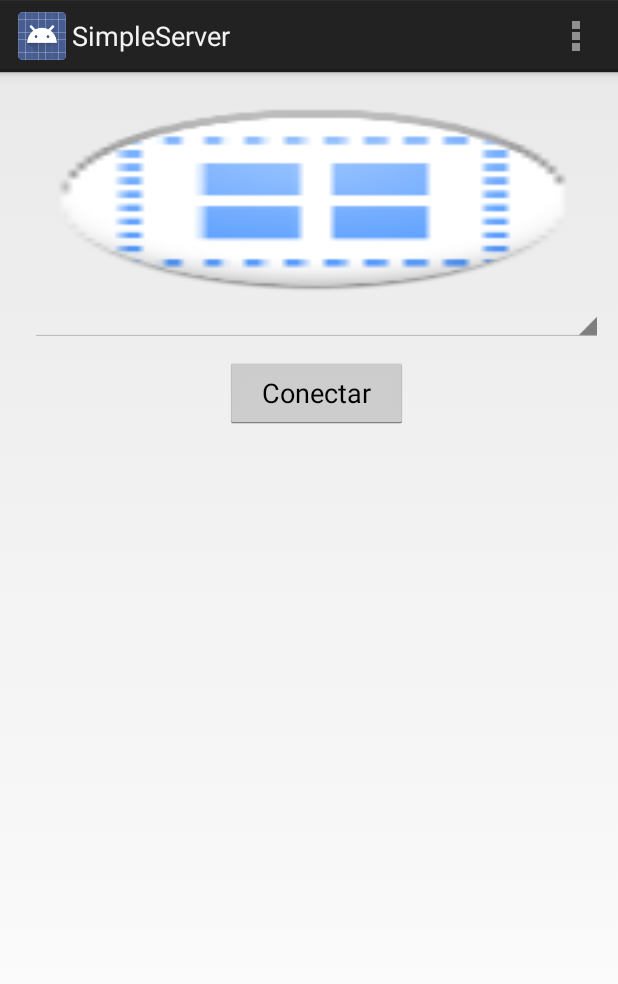
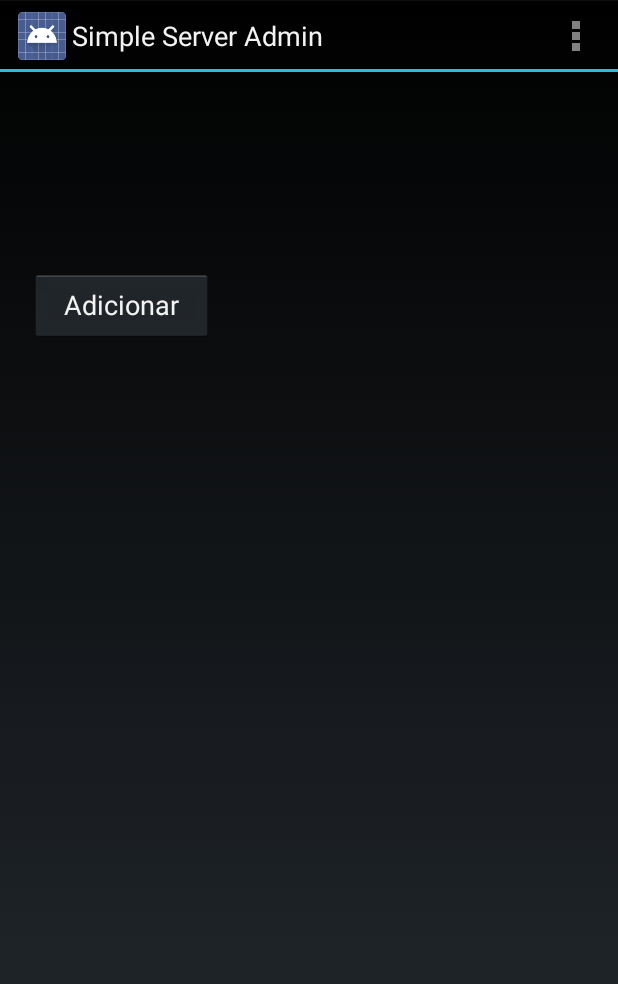
Before and after one commit to jairoserrano/SimpleStatusServer, an Android app: the screen it shows after launch (ServerActivity), on a phone screen of 412 x 824 dp. Shown: the top 984 px of the screen. Run offline under Robolectric (Android 15) with nearby library versions, the phone set to English and light mode, and no system bars; pictures from the network do not load.

Commit message:
captura del spinner

```diff
--- a/app/src/main/java/com/jairoesc/simpleserver/simpleserver/ServerActivity.java
+++ b/app/src/main/java/com/jairoesc/simpleserver/simpleserver/ServerActivity.java
@@ -8,8 +8,11 @@ import android.util.Log;
 import android.view.Menu;
 import android.view.MenuItem;
 import android.view.View;
+import android.widget.AdapterView;
 import android.widget.ArrayAdapter;
 import android.widget.Spinner;
+import android.widget.TextView;
+import android.widget.Toast;
 
 import java.util.List;
 
@@ -26,17 +29,41 @@ public class ServerActivity extends Activity {
         super.onCreate(savedInstanceState);
         setContentView(R.layout.activity_server);
         this.fillSpinner();
+
+        Spinner spinner = (Spinner) findViewById(R.id.spinner);
+
+        spinner.setOnItemSelectedListener(new AdapterView.OnItemSelectedListener() {
+            public void onItemSelected(AdapterView<?> adapterView, View view, int i, long l) {
+                Log.v("demo", "aja esa era " + i + " " + adapterView.getSelectedItemId());
+
+                ServerSQLiteHelper dbinfo = new ServerSQLiteHelper(getBaseContext());
+                HostnameInformation data = dbinfo.getServer(1);
+
+                Log.v("demo", data.getUsername());
+
+            }
+
+            @Override
+            public void onNothingSelected(AdapterView<?> adapterView) {
+
+            }
+        });
     }
 
     protected void fillSpinner() {
         ServerSQLiteHelper db = new ServerSQLiteHelper(this);
         Spinner spinner = (Spinner) findViewById(R.id.spinner);
+        TextView tvConnectTo = (TextView) findViewById(R.id.tvConnectTo);
         List<HostnameInformation> list = db.getAllServers();
-        ArrayAdapter<HostnameInformation> dataAdapter = new ArrayAdapter<HostnameInformation>
-                (this, android.R.layout.simple_spinner_item,list);
-        dataAdapter.setDropDownViewResource
-                (android.R.layout.simple_spinner_dropdown_item);
-        spinner.setAdapter(dataAdapter);
+        if (list.isEmpty()) {
+            spinner.setVisibility(View.INVISIBLE);
+            tvConnectTo.setVisibility(View.INVISIBLE);
+        } else {
+            ArrayAdapter<HostnameInformation> dataAdapter = new ArrayAdapter<HostnameInformation>
+                    (this, android.R.layout.simple_spinner_item, list);
+            dataAdapter.setDropDownViewResource(android.R.layout.simple_spinner_dropdown_item);
+            spinner.setAdapter(dataAdapter);
+        }
     }
 
     public void ConnectClick(View v) {
--- a/app/src/main/res/layout/activity_server.xml
+++ b/app/src/main/res/layout/activity_server.xml
@@ -1,5 +1,4 @@
-<LinearLayout
-    xmlns:android="http://schemas.android.com/apk/res/android"
+<LinearLayout xmlns:android="http://schemas.android.com/apk/res/android"
     android:orientation="vertical"
     android:layout_width="fill_parent"
     android:layout_height="fill_parent"
@@ -8,13 +7,12 @@
     android:paddingLeft="20dp"
     android:weightSum="1">
 
-    <ImageView
-        android:layout_width="match_parent"
+    <TextView
+        android:layout_width="wrap_content"
         android:layout_height="wrap_content"
-        android:id="@+id/imageView"
-        android:layout_gravity="center_horizontal"
-        android:background="@drawable/ic_launcher"
-        android:layout_weight="0.13" />
+        android:textAppearance="?android:attr/textAppearanceLarge"
+        android:text="@string/connect_to"
+        android:id="@+id/tvConnectTo" />
 
     <Spinner
         android:layout_width="match_parent"
@@ -22,14 +20,20 @@
         android:id="@+id/spinner"
         android:padding="5dp" />
 
-    <Button
-        android:layout_width="122dp"
+    <LinearLayout
+        android:orientation="horizontal"
+        android:layout_width="fill_parent"
         android:layout_height="wrap_content"
-        android:text="@string/conectar"
-        android:id="@+id/button"
-        android:layout_gravity="center_horizontal"
-        android:onClick="ConnectClick"
-        android:layout_marginTop="10dp"
-        android:padding="10dp" />
+        android:paddingTop="50dp">
+
+        <Button
+            android:layout_width="122dp"
+            android:layout_height="wrap_content"
+            android:text="@string/addhost"
+            android:id="@+id/button"
+            android:layout_gravity="center_horizontal"
+            android:onClick="ConnectClick"
+            android:layout_marginTop="10dp" />
+    </LinearLayout>
 
 </LinearLayout>
--- a/app/src/main/res/values/strings.xml
+++ b/app/src/main/res/values/strings.xml
@@ -1,8 +1,7 @@
 <?xml version="1.0" encoding="utf-8"?>
 <resources>
 
-    <string name="app_name">SimpleServer</string>
-    <string name="hello_world">Hello world!</string>
+    <string name="app_name">Simple Server Admin</string>
     <string name="action_settings">Settings</string>
     <string name="ip_servidor">New Text</string>
     <string name="title_activity_my_action_bar">ServerActionBar</string>
@@ -11,5 +10,7 @@
     <string name="save">Guardar</string>
     <string name="select_server">Seleccionar</string>
     <string name="conectar">Conectar</string>
+    <string name="addhost">Adicionar</string>
+    <string name="connect_to">Conectar a:</string>
 
 </resources>
--- a/app/src/main/res/values/styles.xml
+++ b/app/src/main/res/values/styles.xml
@@ -1,12 +1,6 @@
 <resources>
+    <!-- your app's theme inherits from the Material theme -->
+    <style name="AppTheme" parent="android:Theme.Holo">
 
-    <!-- Base application theme. -->
-    <style name="AppTheme" parent="android:Theme.Holo.Light.DarkActionBar">
-        <!-- Customize your theme here. -->
     </style>
-
-    <style name="CustomEditTextErrorStyle">
-        <item name="android:textColorHint" >#FF3300</item>
-    </style>
-
 </resources>
```
Also changed, not shown: app/build.gradle (+4 -3 lines), app/src/main/AndroidManifest.xml (+7 -11 lines), app/src/main/java/com/jairoesc/simpleserver/simpleserver/ServerSQLiteHelper.java (+9 -9 lines), app/src/main/res/layout/activity_adicionar_servidor.xml (+0 -9 lines), 1 other file.
